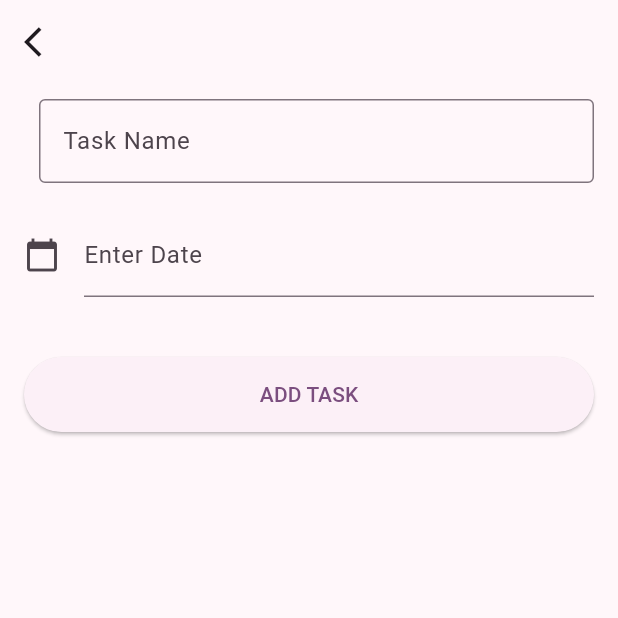
After one commit to ghanshyambendkoli/task_manager, a Flutter app: the CreateTask screen opened directly, on a phone screen of 412 x 824 dp, the top half of it. The commit adds this screen. Run offline on Flutter 3.47's test engine with Material 2 defaults, Android fonts, the phone set to English and light mode, and no system bars; our stand-ins replace firebase_auth, firebase_core; accounts and stored records are empty.

Commit message:
done with UI

```diff
--- /dev/null
+++ b/lib/landing/create_task.dart
@@ -0,0 +1,87 @@
+import 'package:flutter/material.dart';
+import 'package:task_manager/landing/landing_page.dart';
+import 'package:task_manager/model/task_model.dart';
+
+class CreateTask extends StatefulWidget {
+  const CreateTask({super.key});
+
+  @override
+  State<CreateTask> createState() => _CreateTaskState();
+}
+
+class _CreateTaskState extends State<CreateTask> {
+  final TextEditingController _taskController = TextEditingController();
+  final TextEditingController _dateController = TextEditingController();
+  final _formKey = GlobalKey<FormState>();
+  @override
+  Widget build(BuildContext context) {
+    return Scaffold(
+      appBar: AppBar(
+        leading: InkWell(
+          onTap: () {
+            Navigator.pop(context);
+          },
+          child: const Icon(Icons.arrow_back_ios)),
+      ),
+      body: Container(
+        margin: const EdgeInsets.symmetric(horizontal: 16),
+        child: Form(
+          key: _formKey,
+          child: Column(
+            children: [
+              SizedBox(height: 10,),
+              Container(
+                  padding: const EdgeInsets.only(left: 10),
+                  child: TextFormField(
+                    controller: _taskController,
+
+                    validator: (value) {
+                   if (value == null || value.isEmpty) {
+                  return 'Please enter some text';
+                 }
+                    },
+                    decoration: const InputDecoration(
+                                      border: OutlineInputBorder(),
+                                      labelText: 'Task Name',
+                                    ),
+                                  onSaved: (String? value) {
+
+                                  },
+                                ),
+                ),
+                SizedBox(height: 20,),
+                TextField(
+            controller: _dateController,
+              decoration: const InputDecoration(
+                        icon: Icon(Icons.calendar_today),
+                       labelText: "Enter Date"
+                ),
+               readOnly: true,
+               onTap: () async {
+                DateTime? pickedDate = await showDatePicker(
+                          context: context,
+                           initialDate: DateTime.now(),
+                          firstDate:DateTime(2023),
+                          lastDate: DateTime(2101)
+                      );
+                      _dateController.text = pickedDate.toString();
+
+                }
+          ),
+          const SizedBox(height: 40,),
+          SizedBox(
+              width: MediaQuery.of(context).size.width,
+              height: 50,
+              child: ElevatedButton(onPressed: () async {
+
+
+    }
+
+              , child:const Text("ADD TASK")))
+            ],
+          ),
+        ),
+      ),
+    );
+  }
+}
--- /dev/null
+++ b/lib/model/task_model.dart
@@ -0,0 +1,21 @@
+class Task {
+  String? name;
+  String? dueDate;
+  String? category;
+
+  Task({this.name, this.dueDate, this.category});
+
+  Task.fromJson(Map<String, dynamic> json) {
+    name = json['name'];
+    dueDate = json['dueDate'];
+    category = json['category'];
+  }
+
+  Map<String, dynamic> toJson() {
+    final Map<String, dynamic> data = new Map<String, dynamic>();
+    data['name'] = this.name;
+    data['dueDate'] = this.dueDate;
+    data['category'] = this.category;
+    return data;
+  }
+}
--- a/pubspec.yaml
+++ b/pubspec.yaml
@@ -30,7 +30,8 @@ environment:
 dependencies:
   flutter:
     sdk: flutter
-
+  firebase_core: ^2.15.1
+  firebase_auth: ^4.7.3
 
   # The following adds the Cupertino Icons font to your application.
   # Use with the CupertinoIcons class for iOS style icons.
```
Also changed, not shown: lib/auth/auth_service.dart (added, +49 -0 lines), lib/landing/landing_page.dart (added, +51 -0 lines), lib/login/login.dart (+31 -5 lines), lib/main.dart (+5 -2 lines), pubspec.lock, 4 other files.
